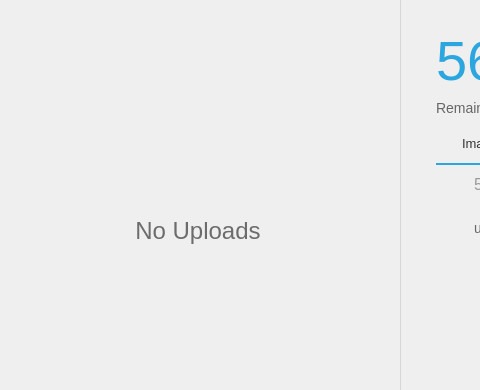
Above: src/MEGASync/gui/win/ActiveTransfersWidget.ui from meganz/MEGAsync before the change; both pictures show x 0 to 480 and y 0 to 390 of the 800 by 480 pixel window. Below: the same form after it.
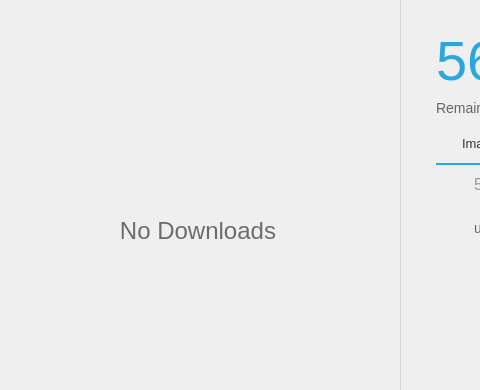
That is the form after the change. The open tabs and pages were chosen to show the change. Icons and pictures are not drawn. Custom widgets are drawn as their Qt base class.

The edit to the form file:
```diff
--- a/src/MEGASync/gui/win/ActiveTransfersWidget.ui
+++ b/src/MEGASync/gui/win/ActiveTransfersWidget.ui
@@ -915,7 +915,7 @@
                  </size>
                 </property>
                 <property name="text">
-                 <string>No Uploads</string>
+                 <string>No Downloads</string>
                 </property>
                 <property name="alignment">
                  <set>Qt::AlignCenter</set>
```
Left out of the diff: 2 changed lines with no effect on the pictures.
